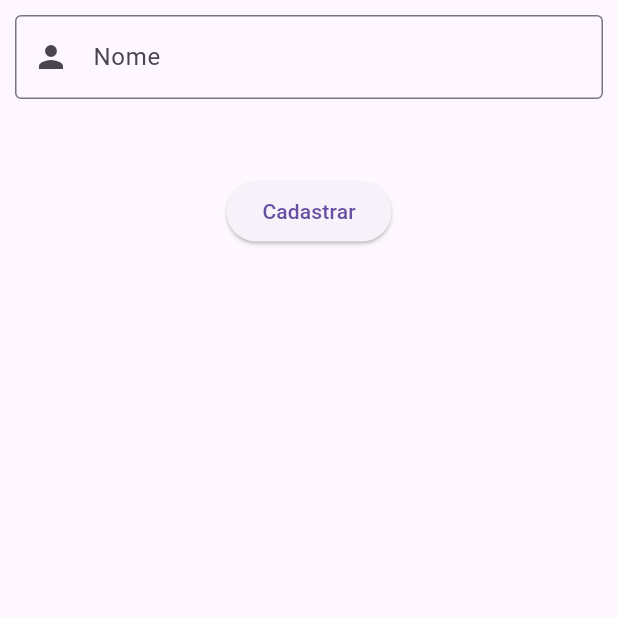
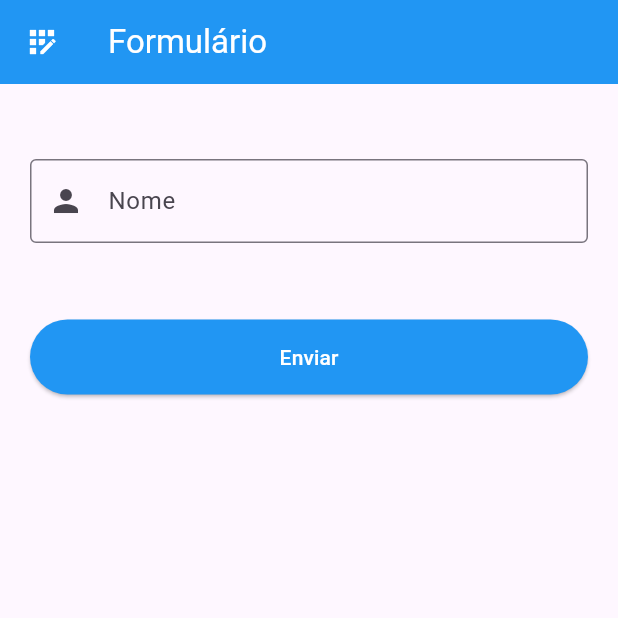
Before and after one commit to emersoncavalcanti-prof/aula_1, a Flutter app: the screen it shows after launch, on a phone screen of 412 x 824 dp, the top half of it. Run offline on Flutter 3.47's test engine with Material 3 defaults, Android fonts, the phone set to English and light mode, and no system bars.

Commit message:
melhorando aparencia do app

```diff
--- a/lib/main.dart
+++ b/lib/main.dart
@@ -22,8 +22,13 @@ class _HomePageState extends State<HomePage> {
     return MaterialApp(
       debugShowCheckedModeBanner: false,
       home: Scaffold(
+        appBar: AppBar(
+          leading: Icon(Icons.app_registration,color: Colors.white,),
+          title: Text('Formulário',style: TextStyle(color: Colors.white),),
+          backgroundColor: Colors.blue,
+        ),
         body: Padding(
-          padding: const EdgeInsets.all(10),
+          padding: const EdgeInsets.fromLTRB(20, 50, 20, 30),
           child: Form(
             key: _formKey,
             child: Center(
@@ -49,14 +54,24 @@ class _HomePageState extends State<HomePage> {
                     },
                   ),
                   Text(_nomeController.text),
-                  ElevatedButton(onPressed: (){
+                  Container(
+                    width: double.infinity,
+                    child: ElevatedButton(
+                      style: ElevatedButton.styleFrom(
+                        backgroundColor: Colors.blue,
+                        foregroundColor: Colors.white,
+                        padding: EdgeInsets.symmetric(vertical: 15),
+                      ),
+                      onPressed: (){
                       if(_formKey.currentState!.validate()){
                         setState(() {
 
                         });
                       }
                   },
-                  child: Text('Cadastrar'))
+                      child: Text('Enviar'),
+                    ),
+                  )
                 ],
               ),
             ),
```
